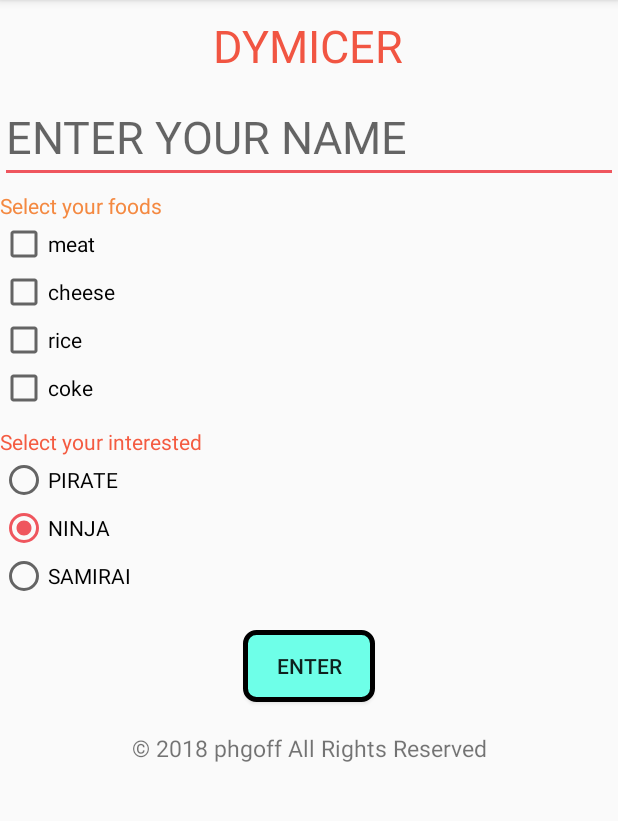
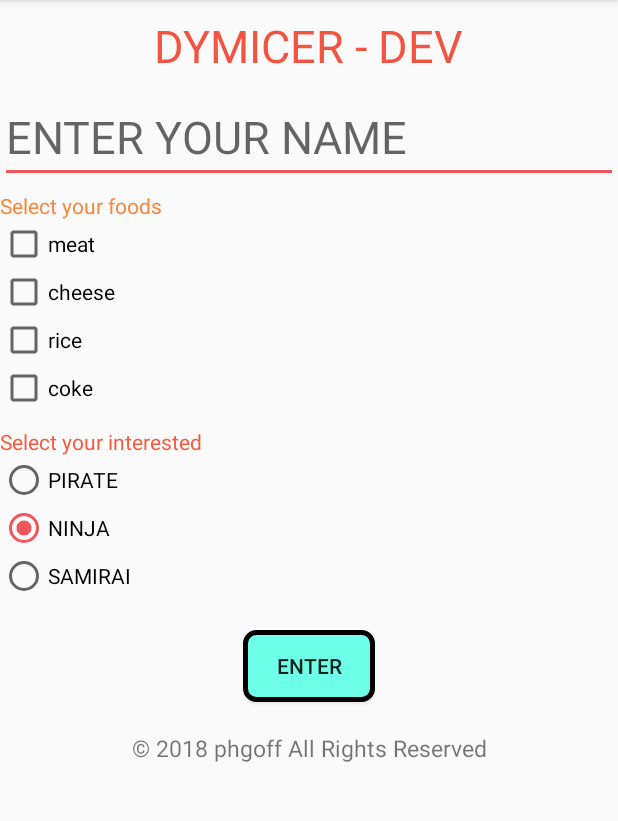
Before and after one commit to phgoff/buttons-android-app, an Android app: the screen it shows after launch (MainActivity), on a phone screen of 412 x 824 dp, the part 84-905 px from its top. Run offline under Robolectric (Android 15) with nearby library versions, the phone set to English and light mode, and no system bars.

Commit message:
Create New Branch

```diff
--- a/app/src/main/res/layout/activity_main.xml
+++ b/app/src/main/res/layout/activity_main.xml
@@ -14,7 +14,7 @@
         <TextView
             android:layout_width="wrap_content"
             android:layout_height="wrap_content"
-            android:text="DYMICER"
+            android:text="DYMICER - DEV"
             android:textColor="#F15542"
             android:textSize="30sp"
             android:layout_marginTop="10dp"
```
